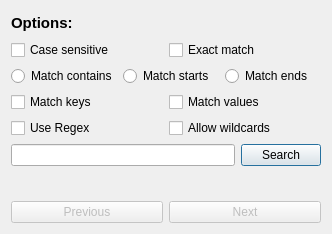
The window that searchresultwindow.ui (MisterrOrange/Jser) describes before a commit, drawn with Qt 5.
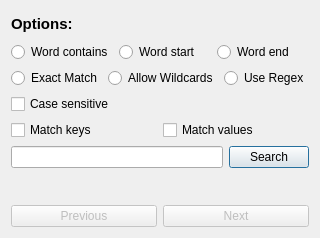
The same window after the commit.

Commit message: Improved search options

```diff
--- a/searchresultwindow.ui
+++ b/searchresultwindow.ui
@@ -6,73 +6,14 @@
    <rect>
     <x>0</x>
     <y>0</y>
-    <width>332</width>
-    <height>234</height>
+    <width>311</width>
+    <height>238</height>
    </rect>
   </property>
   <property name="windowTitle">
    <string>Dialog</string>
   </property>
   <layout class="QGridLayout" name="gridLayout">
-   <item row="3" column="1">
-    <widget class="QCheckBox" name="matchValuesBox">
-     <property name="text">
-      <string>Match values</string>
-     </property>
-    </widget>
-   </item>
-   <item row="4" column="1">
-    <widget class="QCheckBox" name="wildcardsBox">
-     <property name="text">
-      <string>Allow wildcards</string>
-     </property>
-    </widget>
-   </item>
-   <item row="1" column="0">
-    <widget class="QCheckBox" name="caseSensitiveBox">
-     <property name="text">
-      <string>Case sensitive</string>
-     </property>
-    </widget>
-   </item>
-   <item row="5" column="0" colspan="2">
-    <layout class="QHBoxLayout" name="horizontalLayout">
-     <item>
-      <widget class="QLineEdit" name="searchLineEdit"/>
-     </item>
-     <item>
-      <widget class="QPushButton" name="searchButton">
-       <property name="text">
-        <string>Search</string>
-       </property>
-      </widget>
-     </item>
-    </layout>
-   </item>
-   <item row="1" column="1">
-    <widget class="QCheckBox" name="exactMatchBox">
-     <property name="text">
-      <string>Exact match</string>
-     </property>
-    </widget>
-   </item>
-   <item row="3" column="0">
-    <widget class="QCheckBox" name="matchKeysBox">
-     <property name="text">
-      <string>Match keys</string>
-     </property>
-    </widget>
-   </item>
-   <item row="6" column="0" colspan="2">
-    <widget class="QLabel" name="resultLabel">
-     <property name="text">
-      <string/>
-     </property>
-     <property name="alignment">
-      <set>Qt::AlignmentFlag::AlignCenter</set>
-     </property>
-    </widget>
-   </item>
    <item row="0" column="0">
     <widget class="QLabel" name="label">
      <property name="font">
@@ -86,13 +27,91 @@
      </property>
     </widget>
    </item>
+   <item row="1" column="0" colspan="2">
+    <layout class="QHBoxLayout" name="horizontalLayout_2">
+     <item>
+      <widget class="QRadioButton" name="matchContainsRadio">
+       <property name="text">
+        <string>Word contains</string>
+       </property>
+      </widget>
+     </item>
+     <item>
+      <widget class="QRadioButton" name="matchStartsRadio">
+       <property name="text">
+        <string>Word start</string>
+       </property>
+      </widget>
+     </item>
+     <item>
+      <widget class="QRadioButton" name="matchEndsRadio">
+       <property name="text">
+        <string>Word end</string>
+       </property>
+      </widget>
+     </item>
+    </layout>
+   </item>
+   <item row="2" column="0" colspan="2">
+    <layout class="QHBoxLayout" name="horizontalLayout_3">
+     <item>
+      <widget class="QRadioButton" name="exactMatchRadio">
+       <property name="text">
+        <string>Exact Match</string>
+       </property>
+      </widget>
+     </item>
+     <item>
+      <widget class="QRadioButton" name="wildcardRadio">
+       <property name="text">
+        <string>Allow Wildcards</string>
+       </property>
+      </widget>
+     </item>
+     <item>
+      <widget class="QRadioButton" name="regexRadio">
+       <property name="text">
+        <string>Use Regex</string>
+       </property>
+      </widget>
+     </item>
+    </layout>
+   </item>
+   <item row="3" column="0">
+    <widget class="QCheckBox" name="caseSensitiveBox">
+     <property name="text">
+      <string>Case sensitive</string>
+     </property>
+    </widget>
+   </item>
    <item row="4" column="0">
-    <widget class="QCheckBox" name="regexBox">
+    <widget class="QCheckBox" name="matchKeysBox">
      <property name="text">
-      <string>Use Regex</string>
+      <string>Match keys</string>
      </property>
     </widget>
    </item>
+   <item row="4" column="1">
+    <widget class="QCheckBox" name="matchValuesBox">
+     <property name="text">
+      <string>Match values</string>
+     </property>
+    </widget>
+   </item>
+   <item row="5" column="0" colspan="2">
+    <layout class="QHBoxLayout" name="horizontalLayout">
+     <item>
+      <widget class="QLineEdit" name="searchLineEdit"/>
+     </item>
+     <item>
+      <widget class="QPushButton" name="searchButton">
+       <property name="text">
+        <string>Search</string>
+       </property>
+      </widget>
+     </item>
+    </layout>
+   </item>
    <item row="7" column="0">
     <widget class="QPushButton" name="previousButton">
      <property name="enabled">
@@ -113,30 +132,15 @@
      </property>
     </widget>
    </item>
-   <item row="2" column="0" colspan="2">
-    <layout class="QHBoxLayout" name="horizontalLayout_2">
-     <item>
-      <widget class="QRadioButton" name="matchContainsRadio">
-       <property name="text">
-        <string>Match contains</string>
-       </property>
-      </widget>
-     </item>
-     <item>
-      <widget class="QRadioButton" name="matchStartsRadio">
-       <property name="text">
-        <string>Match starts</string>
-       </property>
-      </widget>
-     </item>
-     <item>
-      <widget class="QRadioButton" name="matchEndsRadio">
-       <property name="text">
-        <string>Match ends</string>
-       </property>
-      </widget>
-     </item>
-    </layout>
+   <item row="6" column="0" colspan="2">
+    <widget class="QLabel" name="resultLabel">
+     <property name="text">
+      <string/>
+     </property>
+     <property name="alignment">
+      <set>Qt::AlignmentFlag::AlignCenter</set>
+     </property>
+    </widget>
    </item>
   </layout>
  </widget>
```
The commit also changes 2 other files.
